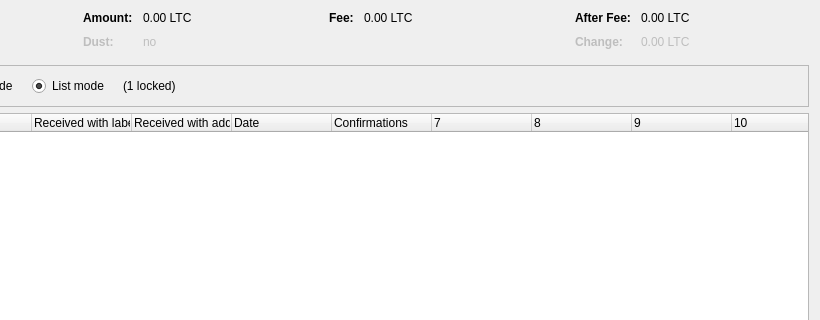
This is src/qt/forms/coincontroldialog.ui in Eternity-Soap/gatorcoin as Qt 5 draws it before an edit; both pictures show x 180 to 1000 and y 0 to 320 of the 1000 by 500 pixel window. The edited form follows.
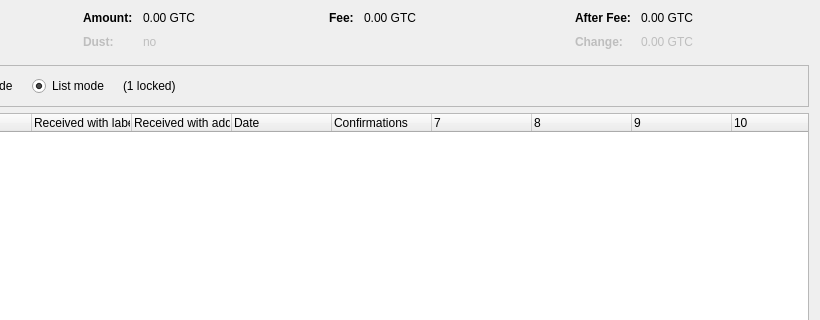
This is the edited form. Custom widgets are drawn as their Qt base class.

What changed in the file:
```diff
--- a/src/qt/forms/coincontroldialog.ui
+++ b/src/qt/forms/coincontroldialog.ui
@@ -132,7 +132,7 @@
           <enum>Qt::ActionsContextMenu</enum>
          </property>
          <property name="text">
-          <string notr="true">0.00 LTC</string>
+          <string notr="true">0.00 GTC</string>
          </property>
          <property name="textInteractionFlags">
           <set>Qt::LinksAccessibleByMouse|Qt::TextSelectableByKeyboard|Qt::TextSelectableByMouse</set>
@@ -212,7 +212,7 @@
           <enum>Qt::ActionsContextMenu</enum>
          </property>
          <property name="text">
-          <string notr="true">0.00 LTC</string>
+          <string notr="true">0.00 GTC</string>
          </property>
          <property name="textInteractionFlags">
           <set>Qt::LinksAccessibleByMouse|Qt::TextSelectableByKeyboard|Qt::TextSelectableByMouse</set>
@@ -257,7 +257,7 @@
           <enum>Qt::ActionsContextMenu</enum>
          </property>
          <property name="text">
-          <string notr="true">0.00 LTC</string>
+          <string notr="true">0.00 GTC</string>
          </property>
          <property name="textInteractionFlags">
           <set>Qt::LinksAccessibleByMouse|Qt::TextSelectableByKeyboard|Qt::TextSelectableByMouse</set>
@@ -292,7 +292,7 @@
           <enum>Qt::ActionsContextMenu</enum>
          </property>
          <property name="text">
-          <string notr="true">0.00 LTC</string>
+          <string notr="true">0.00 GTC</string>
          </property>
          <property name="textInteractionFlags">
           <set>Qt::LinksAccessibleByMouse|Qt::TextSelectableByKeyboard|Qt::TextSelectableByMouse</set>
```
